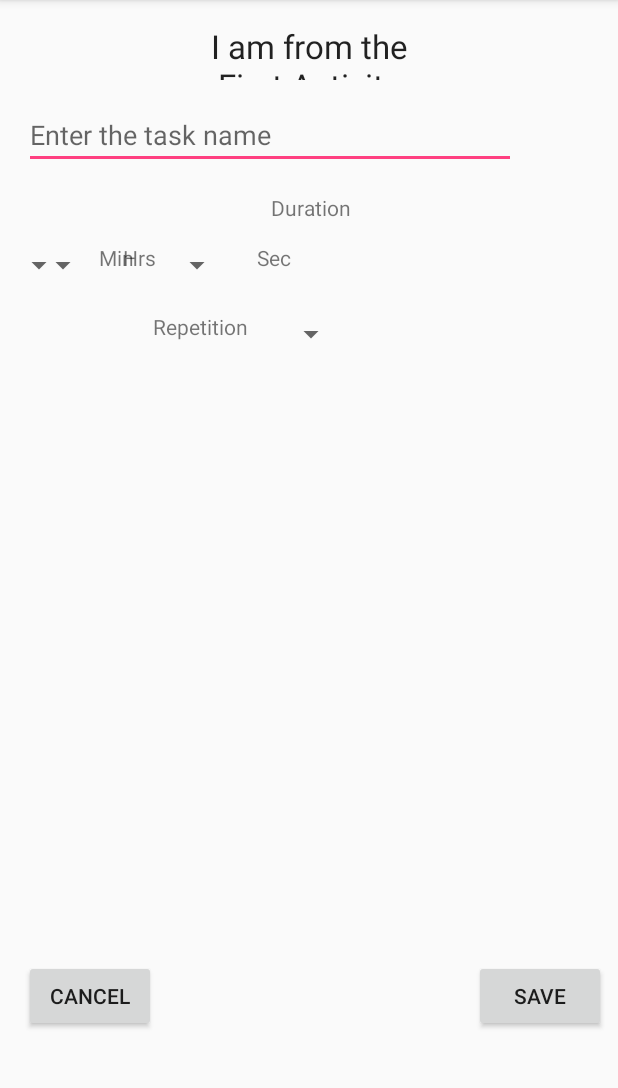
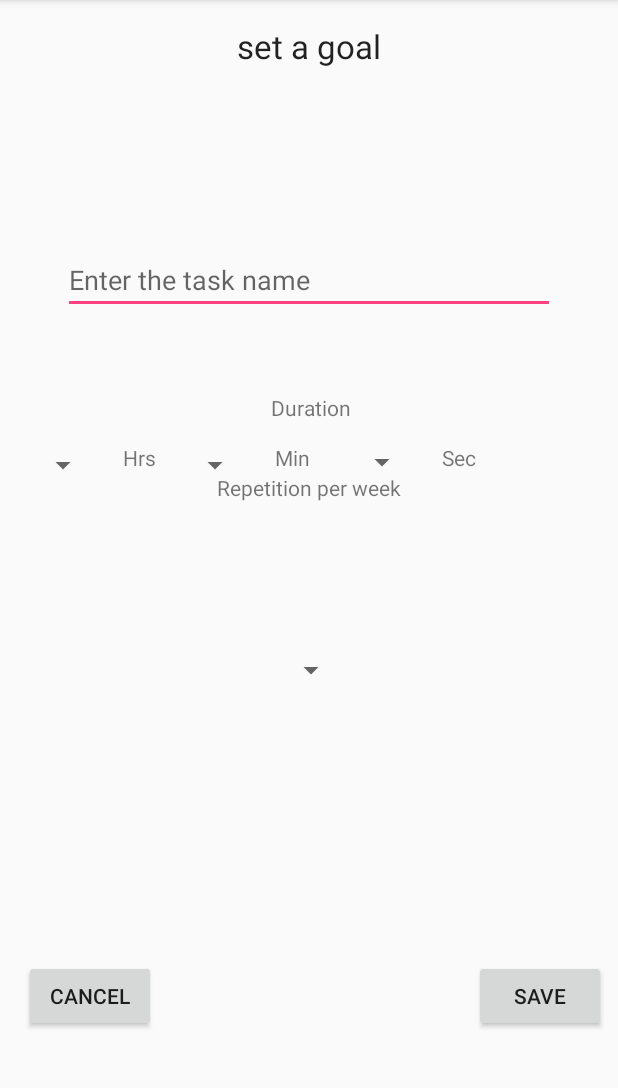
Before and after one commit to bramat92/PhocussApp, an Android app: the screen it shows after launch (EditTask), after a tap on "ADD TASK", on a phone screen of 412 x 824 dp, the part 84-1172 px from its top. Run offline under Robolectric (Android 15) with nearby library versions, the phone set to English and light mode, and no system bars.

Commit message:
fixed the edit task constraints

```diff
--- a/app/src/main/java/com/multithread/mosiah/projectcs246/MainActivity.java
+++ b/app/src/main/java/com/multithread/mosiah/projectcs246/MainActivity.java
@@ -26,7 +26,7 @@ public class MainActivity extends AppCompatActivity {
 
 
                 Intent intent = new Intent(MainActivity.this, EditTask.class);
-                intent.putExtra("activityOne", "I am from the First Activity");
+                intent.putExtra("activityOne", "set a goal");
                 startActivity(intent);
             }
         });
--- a/app/src/main/res/layout/activity_edit_task.xml
+++ b/app/src/main/res/layout/activity_edit_task.xml
@@ -10,20 +10,26 @@
         android:id="@+id/Repetition"
         android:layout_width="50dp"
         android:layout_height="30dp"
-        android:layout_marginTop="16dp"
+        android:layout_marginTop="93dp"
         app:layout_constraintLeft_toLeftOf="parent"
         app:layout_constraintRight_toRightOf="parent"
-        app:layout_constraintTop_toBottomOf="@+id/Minutes" />
+        app:layout_constraintTop_toBottomOf="@+id/Minutes"
+        app:layout_constraintBottom_toBottomOf="parent"
+        android:layout_marginBottom="8dp"
+        app:layout_constraintVertical_bias="0.042" />
 
     <Spinner
         android:id="@+id/Seconds"
         android:layout_width="50dp"
         android:layout_height="30dp"
-        android:layout_marginTop="16dp"
+        android:layout_marginTop="14dp"
         app:layout_constraintTop_toBottomOf="@+id/textView2"
         app:layout_constraintLeft_toRightOf="@+id/textView5"
         android:layout_marginLeft="16dp"
-        android:layout_marginStart="16dp" />
+        android:layout_marginStart="16dp"
+        android:layout_marginRight="8dp"
+        app:layout_constraintRight_toRightOf="parent"
+        app:layout_constraintHorizontal_bias="0.048" />
 
     <Spinner
         android:id="@+id/Minutes"
@@ -31,7 +37,11 @@
         android:layout_height="30dp"
         android:layout_marginTop="16dp"
         app:layout_constraintTop_toBottomOf="@+id/textView2"
-        tools:layout_editor_absoluteX="114dp" />
+        app:layout_constraintBottom_toBottomOf="parent"
+        android:layout_marginBottom="8dp"
+        app:layout_constraintVertical_bias="0.0"
+        android:layout_marginLeft="117dp"
+        app:layout_constraintLeft_toLeftOf="parent" />
 
     <TextView
         android:id="@+id/textView"
@@ -53,19 +63,18 @@
        android:hint="Enter the task name"
        android:layout_centerVertical="true"
        android:layout_centerHorizontal="true"
-       android:layout_marginTop="16dp"
-       app:layout_constraintTop_toBottomOf="@+id/textView"
        app:layout_constraintLeft_toLeftOf="parent"
        app:layout_constraintRight_toRightOf="parent"
        android:layout_marginBottom="16dp"
        app:layout_constraintBottom_toTopOf="@+id/button"
-       app:layout_constraintVertical_bias="0.0"
        android:id="@+id/editText"
-       app:layout_constraintHorizontal_bias="0.0"
        android:layout_marginRight="16dp"
        android:layout_marginLeft="16dp"
        android:layout_marginStart="16dp"
-       android:layout_marginEnd="16dp" />
+       android:layout_marginEnd="16dp"
+       android:layout_marginTop="8dp"
+       app:layout_constraintTop_toBottomOf="@+id/textView"
+       app:layout_constraintVertical_bias="0.202" />
 
 
     <Button
@@ -107,7 +116,10 @@
         android:layout_marginStart="16dp"
         android:layout_marginTop="16dp"
         app:layout_constraintLeft_toLeftOf="parent"
-        app:layout_constraintTop_toBottomOf="@+id/textView2" />
+        app:layout_constraintTop_toBottomOf="@+id/textView2"
+        app:layout_constraintRight_toLeftOf="@+id/Minutes"
+        android:layout_marginRight="8dp"
+        app:layout_constraintHorizontal_bias="0.0" />
 
     <TextView
         android:id="@+id/textView2"
@@ -119,17 +131,25 @@
         app:layout_constraintLeft_toLeftOf="parent"
         app:layout_constraintRight_toRightOf="parent"
         app:layout_constraintTop_toBottomOf="@+id/editText"
-        app:layout_constraintHorizontal_bias="0.501" />
+        app:layout_constraintHorizontal_bias="0.501"
+        app:layout_constraintBottom_toBottomOf="parent"
+        android:layout_marginBottom="8dp"
+        app:layout_constraintVertical_bias="0.071" />
 
     <TextView
         android:id="@+id/textView3"
         android:layout_width="wrap_content"
         android:layout_height="30dp"
-        android:text="Repetition"
-        app:layout_constraintRight_toLeftOf="@+id/Repetition"
-        android:layout_marginRight="16dp"
-        android:layout_marginTop="16dp"
-        app:layout_constraintTop_toBottomOf="@+id/Minutes" />
+        android:text="Repetition per week"
+        app:layout_constraintTop_toTopOf="parent"
+        android:layout_marginTop="315dp"
+        app:layout_constraintBottom_toBottomOf="parent"
+        android:layout_marginBottom="8dp"
+        app:layout_constraintVertical_bias="0.0"
+        android:layout_marginLeft="8dp"
+        app:layout_constraintLeft_toLeftOf="parent"
+        android:layout_marginRight="8dp"
+        app:layout_constraintRight_toRightOf="parent" />
 
     <TextView
         android:id="@+id/textView4"
```
